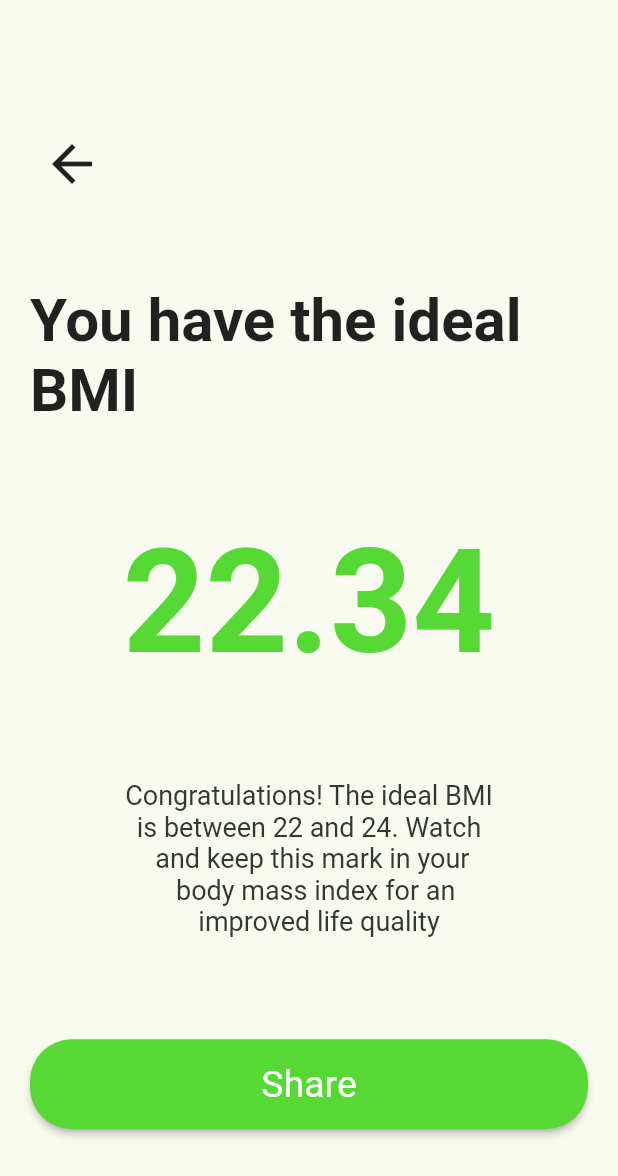
After one commit to Alireza-Seif/BMI, a Flutter app: the ResultPage screen opened directly, on a phone screen of 412 x 824 dp. The commit adds this screen. Shown: the top 1176 px of the screen. Run offline on Flutter 3.47's test engine with Material 2 defaults, Android fonts, the phone set to English and light mode, and no system bars.

Commit message:
feat: add Result Page

```diff
--- a/lib/screens/homePage.dart
+++ b/lib/screens/homePage.dart
@@ -48,7 +48,10 @@ class HomePage extends StatelessWidget {
               ),
               const Text(
                 'Select your sex',
-                style: TextStyle(fontSize: 20),
+                style: TextStyle(
+                  fontSize: 20,
+                  fontWeight: FontWeight.w400,
+                ),
               ),
               const GenderWidget(),
               const HeightWidget(),
--- /dev/null
+++ b/lib/screens/resultPage.dart
@@ -0,0 +1,75 @@
+import 'package:first/components/button/elevated_button.dart';
+import 'package:flutter/material.dart';
+
+class ResultPage extends StatelessWidget {
+  const ResultPage({super.key});
+
+  @override
+  Widget build(BuildContext context) {
+    return Scaffold(
+      body: SafeArea(
+        child: Container(
+          color: const Color(0xFFFAFBF0),
+          padding: const EdgeInsets.fromLTRB(20, 20, 20, 10),
+          child: Column(
+            mainAxisAlignment: MainAxisAlignment.spaceEvenly,
+            crossAxisAlignment: CrossAxisAlignment.center,
+            children: [
+              Row(
+                children: [
+                  IconButton(
+                    onPressed: () {},
+                    icon: const Icon(
+                      Icons.arrow_back_outlined,
+                      size: 40,
+                    ),
+                  )
+                ],
+              ),
+              const Text(
+                "You have the ideal BMI",
+                style: TextStyle(fontSize: 40, fontWeight: FontWeight.bold),
+              ),
+              const Text(
+                "22.34",
+                style: TextStyle(
+                  fontSize: 96,
+                  fontWeight: FontWeight.bold,
+                  color: Color(0xFF57D935),
+                ),
+              ),
+              const Center(
+                child: SizedBox(
+                  width: 272,
+                  height: 112,
+                  child: Text(
+                    '''Congratulations! The ideal BMI
+is between 22 and 24. Watch
+ and keep this mark in your
+  body mass index for an
+   improved life quality''',
+                    textAlign: TextAlign.center,
+                    style: TextStyle(
+                      color: Color(0xFF313935),
+                      fontSize: 18.0,
+                      fontWeight: FontWeight.w400,
+                    ),
+                  ),
+                ),
+              ),
+              SizedBox(
+                width: 400,
+                height: 60,
+                child: ElevatedButton(
+                  onPressed: () {},
+                  style: firstButtonStyle,
+                  child: const Text('Share'),
+                ),
+              ),
+            ],
+          ),
+        ),
+      ),
+    );
+  }
+}
```
